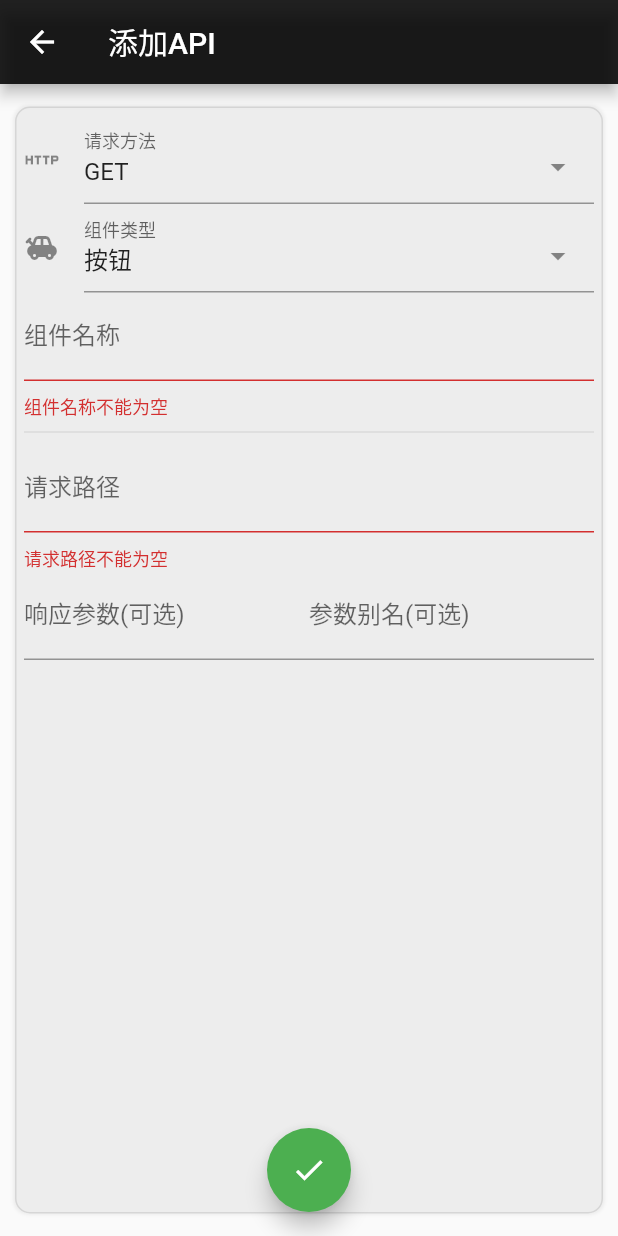
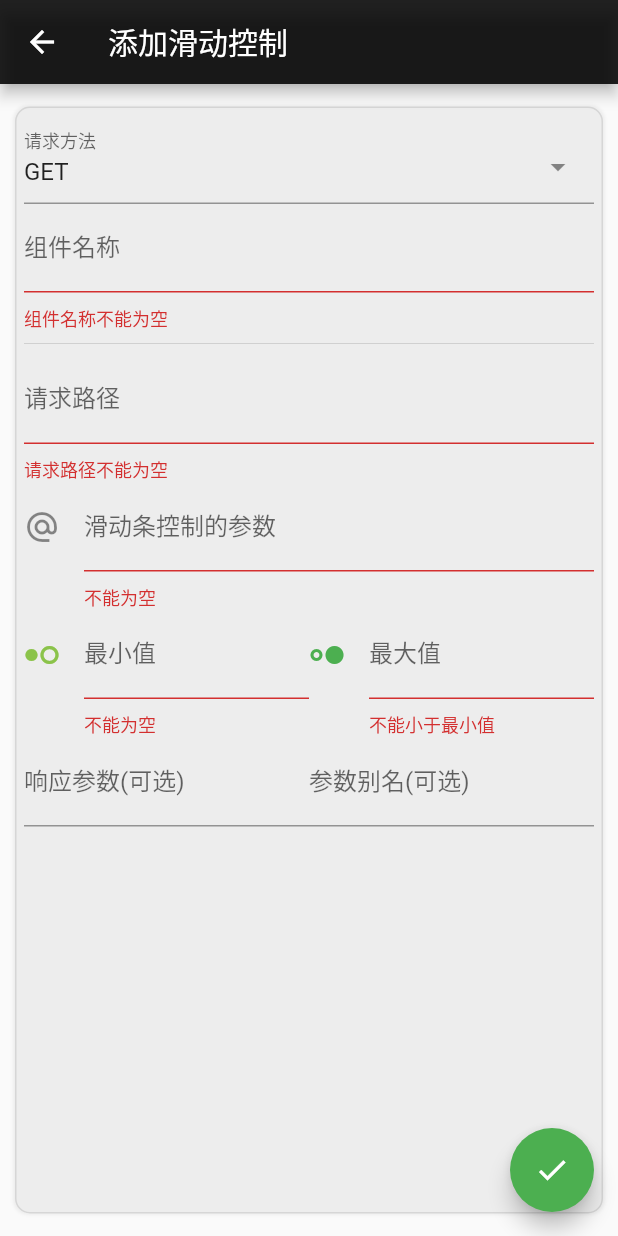
Before and after one commit to qi-xmu/zapi, a Flutter app: the AddSlidingForm screen opened directly with empty values, after a tap on the "check" icon, on a phone screen of 412 x 824 dp. Run offline on Flutter 3.47's test engine with Material 2 defaults, Android fonts, the light colour scheme and no system bars; drawn by our look-alikes of select_form_field; our stand-ins replace dio, flutter_easyloading, flutter_speed_dial, shared_preferences; accounts and stored records are empty.

Commit message:
添加滑动条

```diff
--- a/lib/forms/add_group.dart
+++ b/lib/forms/add_group.dart
@@ -36,7 +36,6 @@ class _AddGroupForm extends State<AddGroupForm> {
             child: ListView(
               children: [
                 SelectFormField(
-                  // icon: const Icon(Icons.http),
                   initialValue: prefix,
                   labelText: '协议',
                   items: const [
--- a/lib/forms/add_info.dart
+++ b/lib/forms/add_info.dart
@@ -78,7 +78,6 @@ class _AddInfoForm extends State<AddInfoForm> {
                     newAPI.options = ["/$val"];
                   },
                 ),
-                // getTypeWidget(),
                 Row(
                   children: [
                     Expanded(
--- a/lib/forms/add_sliding.dart
+++ b/lib/forms/add_sliding.dart
@@ -10,10 +10,11 @@ class AddSlidingForm extends StatefulWidget {
 
 class _AddSlidingForm extends State<AddSlidingForm> {
   final _formKey = GlobalKey<FormState>();
-
+  List<int> options = [0, 0];
   ApiWidgetInfo newAPI = ApiWidgetInfo(
-    ApiWidgetType.BUTTON,
+    ApiWidgetType.SLIDING,
     APIInfo(0, "", HttpMethod.GET, "/"),
+    options: [0, 100],
   );
 
   ApiWidgetType newType = ApiWidgetType.BUTTON;
@@ -21,18 +22,16 @@ class _AddSlidingForm extends State<AddSlidingForm> {
   Widget build(BuildContext context) {
     return Scaffold(
       appBar: AppBar(
-        title: const Text("添加API"),
+        title: const Text("添加滑动控制"),
       ),
       body: CardContainer(
         margin: const EdgeInsets.symmetric(vertical: verMargin, horizontal: horMargin * 2),
         padding: const EdgeInsets.symmetric(vertical: verPadding, horizontal: horPadding),
         child: Form(
           key: _formKey,
-            child: Column(
-              children: [
+          child: ListView(children: [
             SelectFormField(
               autofocus: true,
-                  icon: const Icon(Icons.http),
               initialValue: '0',
               labelText: '请求方法',
               items: httpMethods,
@@ -41,21 +40,7 @@ class _AddSlidingForm extends State<AddSlidingForm> {
                 newAPI.apiInfo.method = HttpMethod.values[index];
               },
               validator: (v) => v!.trim().isEmpty ? "请求方法不能为空" : null,
-                  onSaved: (val) {},
             ),
-                SelectFormField(
-                  initialValue: '0',
-                  icon: const Icon(Icons.toys),
-                  labelText: '组件类型',
-                  items: apiWidgetType,
-                  onChanged: (val) {
-                    int index = int.parse(val);
-                    newAPI.type = ApiWidgetType.values[index];
-                  },
-                  validator: (v) => v!.trim().isEmpty ? "组件类型不能为空" : null,
-                  onSaved: (val) => print(val),
-                ),
-                // button
             TextFormField(
               textInputAction: TextInputAction.next,
               decoration: const InputDecoration(
@@ -78,20 +63,64 @@ class _AddSlidingForm extends State<AddSlidingForm> {
                 newAPI.options = ["/$val"];
               },
             ),
-                // getTypeWidget(),
-                Row(
-                  children: [
+            TextFormField(
+              textInputAction: TextInputAction.next,
+              decoration: const InputDecoration(
+                icon: Icon(Icons.alternate_email),
+                labelText: "滑动条控制的参数",
+              ),
+              validator: (v) => v!.trim().isEmpty ? "不能为空" : null,
+              onChanged: (val) => newAPI.control = val,
+            ),
+            Row(children: [
+              Expanded(
+                child: TextFormField(
+                    textInputAction: TextInputAction.next,
+                    inputFormatters: [
+                      FilteringTextInputFormatter.allow(RegExp(r'[0-9]')),
+                      LengthLimitingTextInputFormatter(11),
+                    ],
+                    keyboardType: TextInputType.number,
+                    decoration: const InputDecoration(
+                      icon: Icon(Icons.hdr_weak, color: Colors.lightGreen),
+                      labelText: "最小值",
+                    ),
+                    onChanged: (val) => options[0] = int.parse(val),
+                    validator: (v) {
+                      return v!.trim().isEmpty ? "不能为空" : null;
+                    }),
+              ),
+              const Divider(),
+              Expanded(
+                child: TextFormField(
+                    textInputAction: TextInputAction.next,
+                    inputFormatters: [
+                      FilteringTextInputFormatter.allow(RegExp(r'[0-9]')),
+                      LengthLimitingTextInputFormatter(11),
+                    ],
+                    keyboardType: TextInputType.number,
+                    decoration: const InputDecoration(
+                      icon: Icon(Icons.hdr_strong, color: Colors.green),
+                      labelText: "最大值",
+                    ),
+                    onChanged: (val) => options[1] = int.parse(val),
+                    validator: (v) {
+                      if (options[0] >= options[1]) {
+                        return '不能小于最小值';
+                      }
+                      return v!.trim().isEmpty ? "不能为空" : null;
+                    }),
+              )
+            ]),
+            Row(children: [
               Expanded(
                   child: TextFormField(
                 textInputAction: TextInputAction.next,
                 decoration: const InputDecoration(
                   labelText: "响应参数(可选)",
                 ),
-                        onChanged: (val) {
-                          newAPI.response = [val];
-                        },
-                      ),
-                    ),
+                onChanged: (val) => newAPI.response = [val],
+              )),
               const Divider(),
               Expanded(
                   child: TextFormField(
@@ -99,21 +128,17 @@ class _AddSlidingForm extends State<AddSlidingForm> {
                 decoration: const InputDecoration(
                   labelText: "参数别名(可选)",
                 ),
-                        onChanged: (val) {
-                          newAPI.responseAlias = [val];
-                        },
+                onChanged: (val) => newAPI.responseAlias = [val],
+              ))
+            ]),
+          ]),
         ),
-                    )
-                  ],
       ),
-              ],
-            )),
-      ),
-      floatingActionButtonLocation: FloatingActionButtonLocation.centerFloat,
       floatingActionButton: FloatingActionButton(
         onPressed: () {
           // save
           if (_formKey.currentState!.validate()) {
+            newAPI.options = options;
             widget.group.addApi(newAPI);
             prefs.setString(widget.group.name, jsonEncode(widget.group)); // 存储
             showSuccBlock('添加成功');
--- a/lib/forms/mod.dart
+++ b/lib/forms/mod.dart
@@ -3,6 +3,7 @@ library AddForm;
 import 'dart:convert';
 
 import 'package:flutter/material.dart';
+import 'package:flutter/services.dart';
 import 'package:zapi/components/API/data_model.dart';
 
 import 'package:zapi/components/APIGroup/data_model.dart';
--- a/lib/pages/group_page.dart
+++ b/lib/pages/group_page.dart
@@ -63,7 +63,7 @@ class _GroupListState extends State<GroupList> {
           label: '添加滑动条',
           onTap: () {
             Navigator.of(context)
-                .push(MaterialPageRoute(builder: (context) => AddButtonForm(group: widget.group)))
+                .push(MaterialPageRoute(builder: (context) => AddSlidingForm(group: widget.group)))
                 .then((value) => {setState(() {})});
           },
         ),
```
Also changed, not shown: lib/forms/add_button.dart (+6 -12 lines), lib/forms/add_switch.dart (+40 -9 lines). Lines whose indentation alone changed are shown as unchanged.
